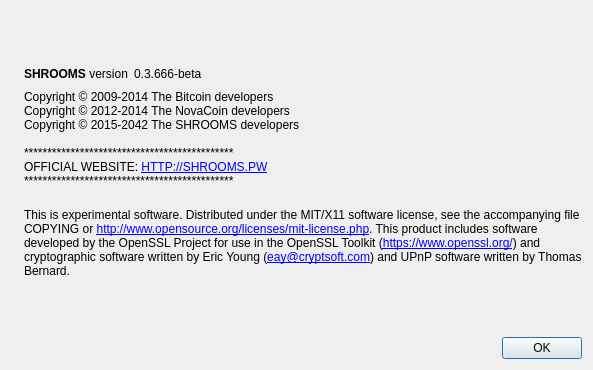
The window that src/qt/forms/aboutdialog.ui (torus-economy/torus-core) describes before a commit, drawn with Qt 5.
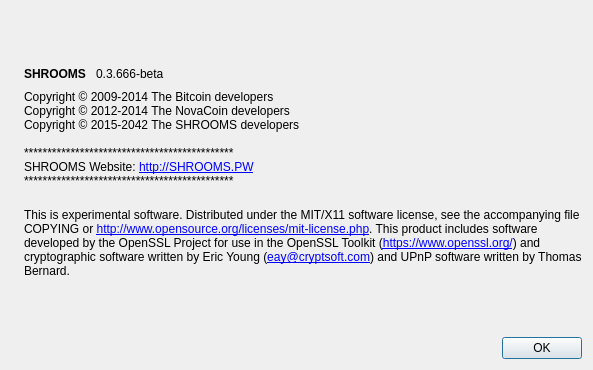
The same window after the commit. Icons and pictures are not drawn.

The edit to the form file:
```diff
--- a/src/qt/forms/aboutdialog.ui
+++ b/src/qt/forms/aboutdialog.ui
@@ -50,7 +50,7 @@
           <cursorShape>IBeamCursor</cursorShape>
          </property>
          <property name="text">
-          <string>&lt;b&gt;SHROOMS&lt;/b&gt; version</string>
+          <string>&lt;b&gt;SHROOMS&lt;/b&gt; </string>
          </property>
          <property name="textInteractionFlags">
           <set>Qt::LinksAccessibleByMouse|Qt::TextSelectableByKeyboard|Qt::TextSelectableByMouse</set>
@@ -95,7 +95,7 @@
 Copyright © 2012-2014 The NovaCoin developers&lt;br/&gt;
 Copyright © 2015-2042 The SHROOMS developers&lt;br/&gt;&lt;br/&gt;
 *********************************************&lt;br/&gt;
-OFFICIAL WEBSITE: &lt;a href=&quot;http://shrooms.pw&quot;&gt;HTTP://SHROOMS.PW&lt;/a&gt;&lt;/a&gt;&lt;br/&gt;
+SHROOMS Website: &lt;a href=&quot;http://shrooms.pw&quot;&gt;http://SHROOMS.PW&lt;/a&gt;&lt;/a&gt;&lt;br/&gt;
 *********************************************&lt;br/&gt;
         </string>
        </property>
```
Left out of the diff: 2 changed lines with no effect on the pictures.
